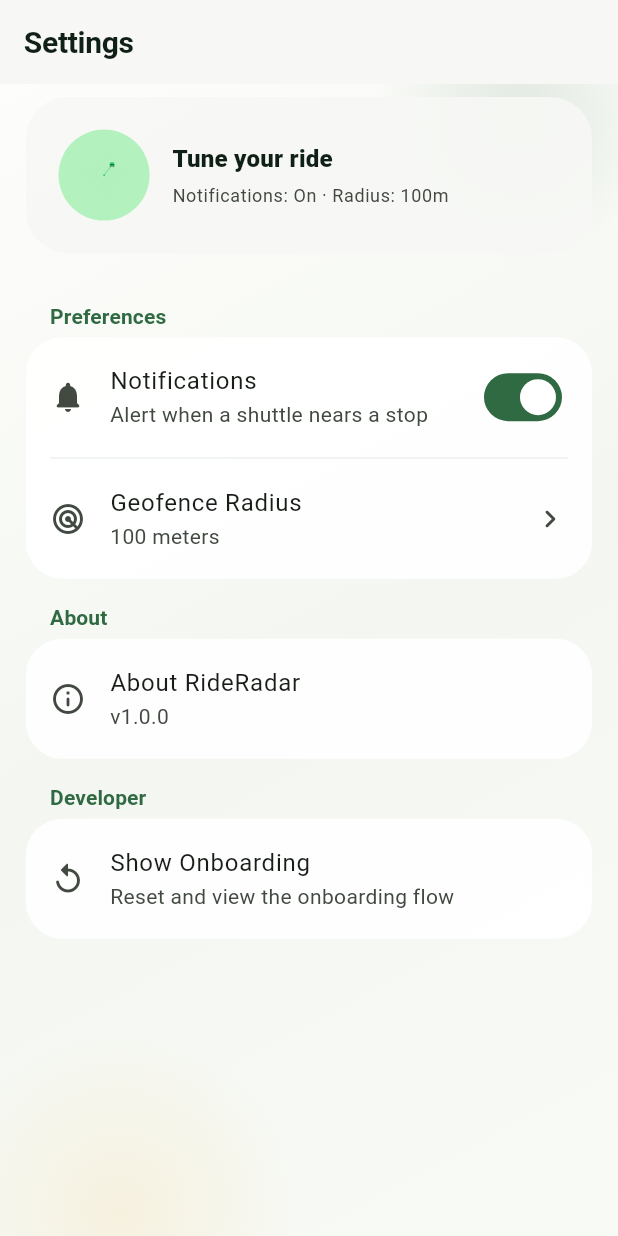
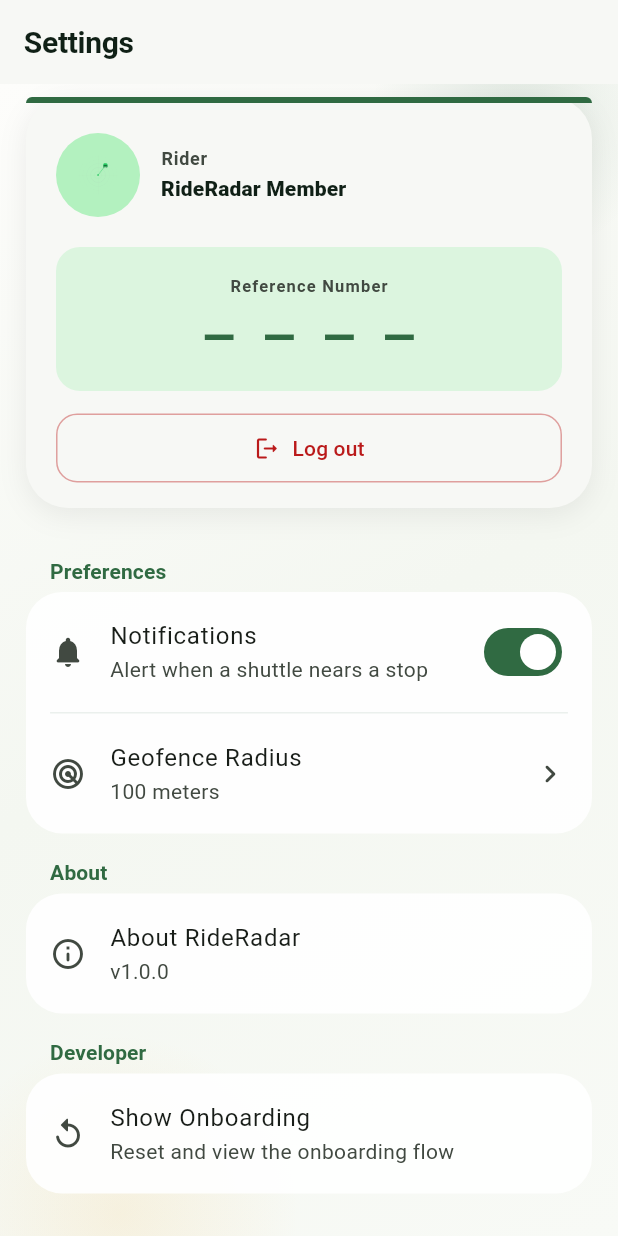
Before and after one commit to specter-hafiz/RideRadar-Mobile-App, a Flutter app: the SettingsScreen screen opened directly, on a phone screen of 412 x 824 dp. Run offline on Flutter 3.47's test engine with Material 3 defaults, Android fonts, the phone set to English and light mode, and no system bars; our stand-ins replace cloud_firestore, connectivity_plus, equatable, firebase_core, firebase_database, flutter_bloc and 5 more; accounts and stored records are empty.

Commit message:
preparing for release to playstore

```diff
--- a/lib/core/constants/app_constants.dart
+++ b/lib/core/constants/app_constants.dart
@@ -11,4 +11,5 @@ class AppConstants {
   static const String keyGeofenceRadius = 'geofence_radius';
   static const String keyOnboardingCompleted = 'onboarding_completed';
   static const String keySelectedRouteId = 'selected_route_id';
+  static const String keyUserRefNumber = 'user_ref_number';
 }
--- a/lib/domain/repositories/settings_repository.dart
+++ b/lib/domain/repositories/settings_repository.dart
@@ -7,4 +7,7 @@ abstract class SettingsRepository {
   Future<void> setOnboardingCompleted(bool completed);
   Future<String?> getSelectedRouteId();
   Future<void> setSelectedRouteId(String? routeId);
+  Future<String?> getUserRefNumber();
+  Future<void> setUserRefNumber(String refNumber);
+  Future<void> clearUserRefNumber();
 }
--- a/lib/presentation/bloc/settings/settings_event.dart
+++ b/lib/presentation/bloc/settings/settings_event.dart
@@ -31,3 +31,14 @@ final class UpdateSelectedRoute extends SettingsEvent {
   @override
   List<Object?> get props => [routeId];
 }
+
+final class SetUserRefNumber extends SettingsEvent {
+  final String refNumber;
+  const SetUserRefNumber(this.refNumber);
+  @override
+  List<Object?> get props => [refNumber];
+}
+
+final class ClearUserRefNumber extends SettingsEvent {
+  const ClearUserRefNumber();
+}
--- a/lib/presentation/bloc/settings/settings_state.dart
+++ b/lib/presentation/bloc/settings/settings_state.dart
@@ -15,12 +15,14 @@ final class SettingsLoaded extends SettingsState {
   final double geofenceRadius;
   final bool onboardingCompleted;
   final String? selectedRouteId;
+  final String? userRefNumber;
 
   const SettingsLoaded({
     required this.notificationsEnabled,
     required this.geofenceRadius,
     required this.onboardingCompleted,
     this.selectedRouteId,
+    this.userRefNumber,
   });
 
   @override
@@ -29,5 +31,6 @@ final class SettingsLoaded extends SettingsState {
         geofenceRadius,
         onboardingCompleted,
         selectedRouteId,
+        userRefNumber,
       ];
 }
--- a/lib/presentation/screens/settings_screen.dart
+++ b/lib/presentation/screens/settings_screen.dart
@@ -5,6 +5,9 @@ import 'package:shuttletrack/presentation/bloc/settings/settings_bloc.dart';
 import 'package:shuttletrack/presentation/screens/onboarding_screen.dart';
 import 'package:shuttletrack/presentation/widgets/app_backdrop.dart';
 import 'package:shuttletrack/core/utils/responsive.dart';
+
+String _formatRef(String raw) =>
+    raw.length == 8 ? '${raw.substring(0, 4)} ${raw.substring(4)}' : raw;
 
 class SettingsScreen extends StatelessWidget {
   const SettingsScreen({super.key});
@@ -35,7 +38,7 @@ class SettingsScreen extends StatelessWidget {
                 rs(context, 24),
               ),
               children: [
-                _SettingsHero(state: state),
+                _ProfileCard(state: state),
                 const SizedBox(height: 16),
                 _SectionHeader(title: 'Preferences', theme: theme),
                 Card(
@@ -182,49 +185,133 @@ class SettingsScreen extends StatelessWidget {
   }
 }
 
-class _SettingsHero extends StatelessWidget {
+class _ProfileCard extends StatelessWidget {
   final SettingsLoaded state;
 
-  const _SettingsHero({required this.state});
+  const _ProfileCard({required this.state});
 
   @override
   Widget build(BuildContext context) {
     final theme = Theme.of(context);
+    final ref = state.userRefNumber;
+    final formatted = ref != null ? _formatRef(ref) : '— — — —';
 
     return Container(
       width: double.infinity,
-      padding: EdgeInsets.all(rs(context, 20)),
       decoration: BoxDecoration(
-        color: theme.colorScheme.surface.withValues(alpha: 0.9),
+        color: theme.colorScheme.surface,
         borderRadius: BorderRadius.circular(28),
+        boxShadow: [
+          BoxShadow(
+            color: Colors.black.withValues(alpha: 0.07),
+            blurRadius: 16,
+            offset: const Offset(0, 4),
           ),
-      child: Row(
+        ],
+      ),
+      child: Column(
+        children: [
+          // ── Coloured top accent ──
+          Container(
+            height: 4,
+            decoration: BoxDecoration(
+              color: theme.colorScheme.primary,
+              borderRadius: const BorderRadius.vertical(top: Radius.circular(28)),
+            ),
+          ),
+          Padding(
+            padding: const EdgeInsets.fromLTRB(20, 20, 20, 16),
+            child: Column(
+              children: [
+                // ── Avatar + label ──
+                Row(
                   children: [
                     CircleAvatar(
-            radius: rs(context, 28),
+                      radius: 28,
                       backgroundColor: theme.colorScheme.primaryContainer,
                       child: Image.asset(
                         'assets/icons/logo.png',
-              width: rs(context, 28),
-              height: rs(context, 28),
+                        width: 28,
+                        height: 28,
                       ),
                     ),
-          SizedBox(width: rs(context, 14)),
-          Expanded(
-            child: Column(
+                    const SizedBox(width: 14),
+                    Column(
                       crossAxisAlignment: CrossAxisAlignment.start,
                       children: [
                         Text(
-                  'Tune your ride',
-                  style: theme.textTheme.titleMedium?.copyWith(
+                          'Rider',
+                          style: theme.textTheme.labelMedium?.copyWith(
+                            color: theme.colorScheme.onSurfaceVariant,
+                            fontWeight: FontWeight.w600,
+                          ),
+                        ),
+                        const SizedBox(height: 2),
+                        Text(
+                          'RideRadar Member',
+                          style: theme.textTheme.titleSmall?.copyWith(
                             fontWeight: FontWeight.w800,
                           ),
                         ),
-                SizedBox(height: rs(context, 4)),
+                      ],
+                    ),
+                  ],
+                ),
+
+                const SizedBox(height: 20),
+
+                // ── Reference number display ──
+                Container(
+                  width: double.infinity,
+                  padding: const EdgeInsets.symmetric(vertical: 18, horizontal: 20),
+                  decoration: BoxDecoration(
+                    color: theme.colorScheme.primaryContainer.withValues(alpha: 0.4),
+                    borderRadius: BorderRadius.circular(16),
+                  ),
+                  child: Column(
+                    children: [
                       Text(
-                  'Notifications: ${state.notificationsEnabled ? 'On' : 'Off'} · Radius: ${state.geofenceRadius.round()}m',
-                  style: theme.textTheme.bodySmall?.copyWith(
+                        'Reference Number',
+                        style: theme.textTheme.labelSmall?.copyWith(
                           color: theme.colorScheme.onSurfaceVariant,
+                          fontWeight: FontWeight.w600,
+                          letterSpacing: 0.8,
+                        ),
+                      ),
+                      const SizedBox(height: 8),
+                      Text(
+                        formatted,
+                        style: theme.textTheme.headlineMedium?.copyWith(
+                          fontWeight: FontWeight.w800,
+                          letterSpacing: 6,
+                          color: theme.colorScheme.primary,
+                        ),
+                      ),
+                    ],
+                  ),
+                ),
+
+                const SizedBox(height: 14),
+
+                // ── Logout ──
+                SizedBox(
+                  width: double.infinity,
+                  child: OutlinedButton.icon(
+                    onPressed: () {
+                      context.read<SettingsBloc>().add(const ClearUserRefNumber());
+                    },
+                    icon: const Icon(Icons.logout_rounded, size: 18),
+                    label: const Text('Log out'),
+                    style: OutlinedButton.styleFrom(
+                      foregroundColor: theme.colorScheme.error,
+                      side: BorderSide(
+                        color: theme.colorScheme.error.withValues(alpha: 0.4),
+                      ),
+                      padding: const EdgeInsets.symmetric(vertical: 13),
+                      shape: RoundedRectangleBorder(
+                        borderRadius: BorderRadius.circular(14),
+                      ),
+                    ),
                   ),
                 ),
               ],
--- a/pubspec.yaml
+++ b/pubspec.yaml
@@ -37,6 +37,9 @@ dependencies:
   firebase_database: ^12.4.1
   connectivity_plus: ^6.0.5
 
+  # Opening external links (privacy policy)
+  url_launcher: ^6.3.1
+
   # ---- Firebase — uncomment after running `flutterfire configure` ----
   # firebase_core: ^3.12.1
   # cloud_firestore: ^5.6.7
```
Also changed, not shown: lib/app.dart (+10 -8 lines), lib/data/datasources/local_settings_datasource.dart (+9 -0 lines), lib/data/repositories/settings_repository_impl.dart (+10 -0 lines), lib/main.dart (+20 -2 lines), lib/presentation/bloc/settings/settings_bloc.dart (+42 -0 lines), lib/presentation/screens/login_screen.dart (added, +317 -0 lines), .claude/settings.json (added), firebase.json, lib/firebase_options.dart, pubspec.lock, 15 other files. Lines whose indentation alone changed are shown as unchanged.
